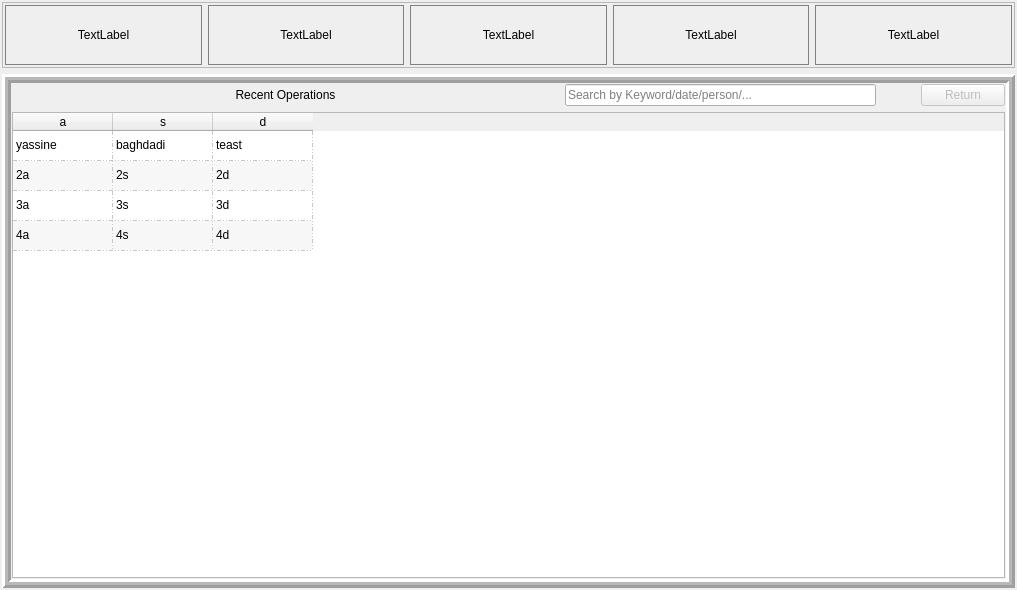
Above: src/ui/home.ui from YassineBaghdadi/PARA-ELECTRO before the change. Below: the same form after it.
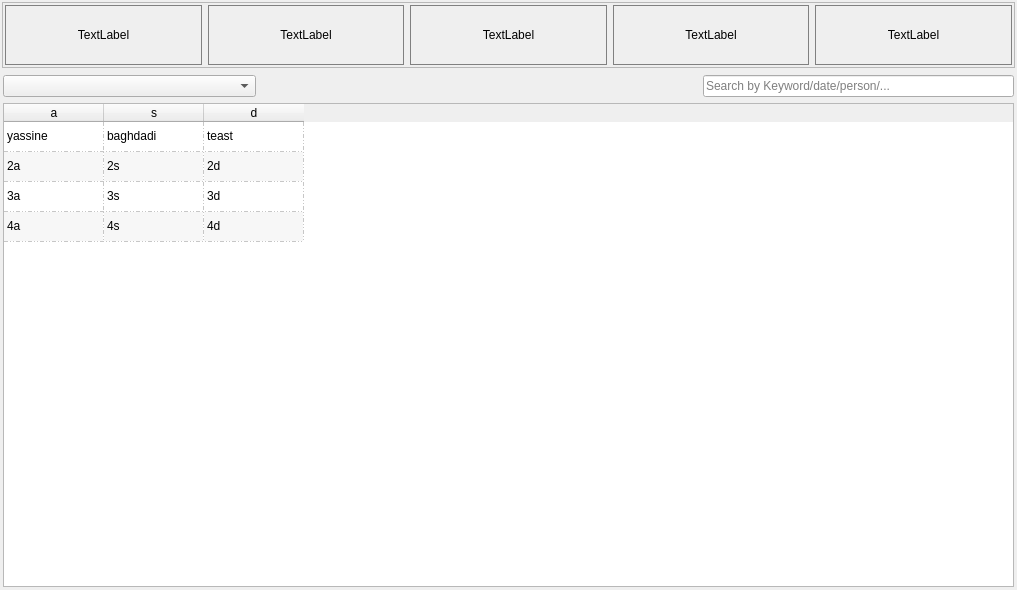
That is the form after the change.

The edit to the form file:
```diff
--- a/src/ui/home.ui
+++ b/src/ui/home.ui
@@ -211,7 +211,7 @@
      <item>
       <widget class="QFrame" name="frame_4">
        <property name="frameShape">
-        <enum>QFrame::Box</enum>
+        <enum>QFrame::NoFrame</enum>
        </property>
        <property name="frameShadow">
         <enum>QFrame::Raised</enum>
@@ -240,21 +240,37 @@
           <item>
            <layout class="QHBoxLayout" name="horizontalLayout">
             <item>
-             <widget class="QLabel" name="label_6">
+             <widget class="QComboBox" name="comboBox">
+              <property name="minimumSize">
+               <size>
+                <width>253</width>
+                <height>0</height>
+               </size>
+              </property>
               <property name="maximumSize">
                <size>
-                <width>16777215</width>
-                <height>25</height>
+                <width>270</width>
+                <height>16777215</height>
                </size>
               </property>
-              <property name="text">
-               <string>Recent Operations</string>
-              </property>
-              <property name="alignment">
-               <set>Qt::AlignCenter</set>
-              </property>
              </widget>
             </item>
+            <item>
+             <spacer name="horizontalSpacer">
+              <property name="orientation">
+               <enum>Qt::Horizontal</enum>
+              </property>
+              <property name="sizeType">
+               <enum>QSizePolicy::Expanding</enum>
+              </property>
+              <property name="sizeHint" stdset="0">
+               <size>
+                <width>40</width>
+                <height>20</height>
+               </size>
+              </property>
+             </spacer>
+            </item>
             <item>
              <widget class="QLineEdit" name="search_txt">
               <property name="maximumSize">
@@ -271,41 +287,6 @@
               </property>
              </widget>
             </item>
-            <item>
-             <widget class="QLabel" name="search_btn">
-              <property name="maximumSize">
-               <size>
-                <width>33</width>
-                <height>33</height>
-               </size>
-              </property>
-              <property name="cursor">
-               <cursorShape>PointingHandCursor</cursorShape>
-              </property>
-              <property name="styleSheet">
-               <string notr="true">:hover{border:1px solid grey;}</string>
-              </property>
-              <property name="text">
-               <string/>
-              </property>
-             </widget>
-            </item>
-            <item>
-             <widget class="QPushButton" name="return_btn">
-              <property name="enabled">
-               <bool>false</bool>
-              </property>
-              <property name="maximumSize">
-               <size>
-                <width>84</width>
-                <height>16777215</height>
-               </size>
-              </property>
-              <property name="text">
-               <string>Return</string>
-              </property>
-             </widget>
-            </item>
            </layout>
           </item>
           <item>
```
Left out of the diff: 10 changed lines with no effect on the pictures.
